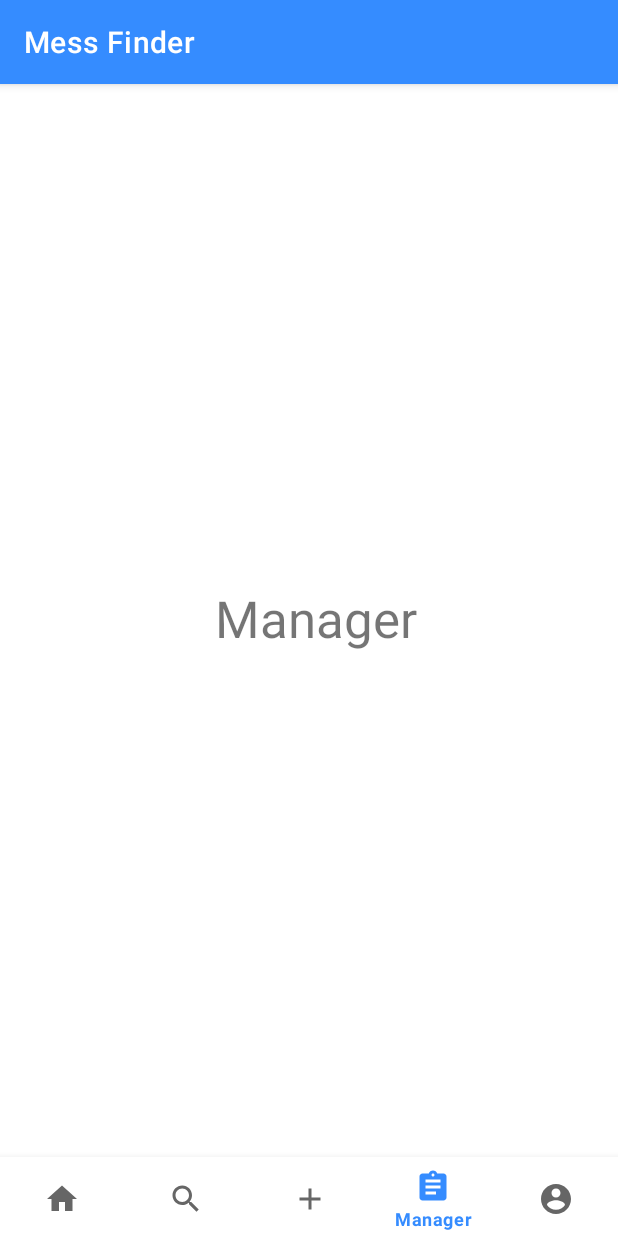
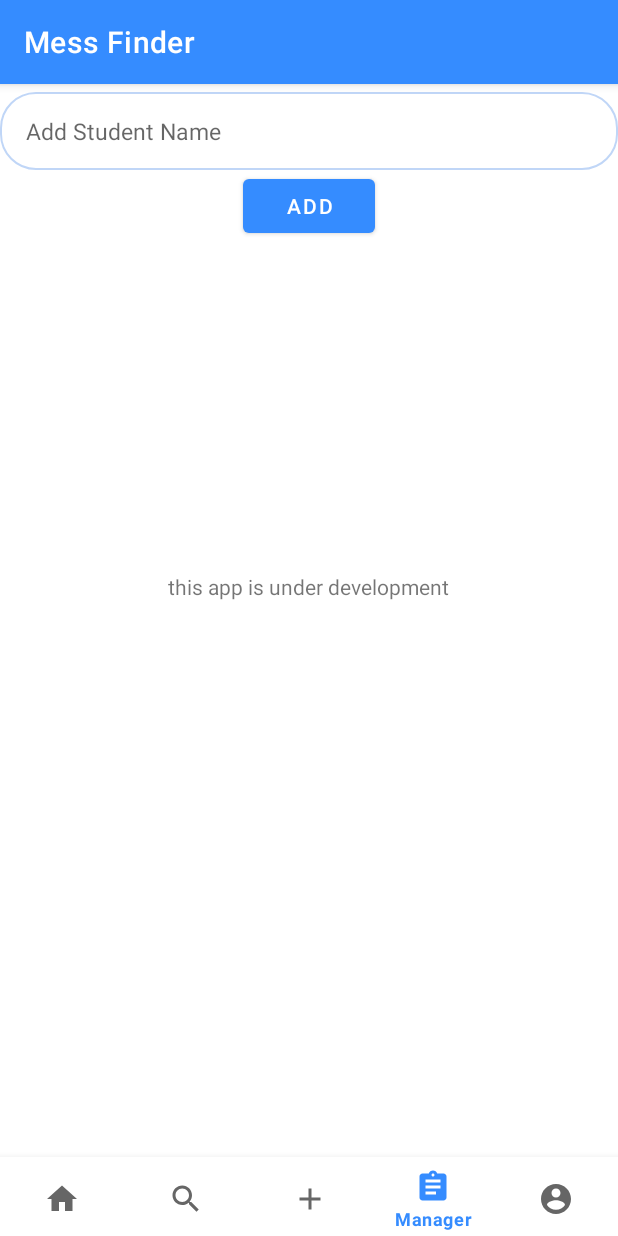
Before and after one commit to bidyutmahato/Mess_Finder, an Android app: the screen it shows after launch once a user with an empty profile is signed in (MainActivity), item 4 of the bottom bar chosen, on a phone screen of 412 x 824 dp. Run offline under Robolectric (Android 15) with nearby library versions, the phone set to English and light mode, and no system bars; our stand-ins replace Firebase (no records; nobody signed in at launch, a user with empty details on screens opened directly).

Commit message:
version 1.1.6

```diff
--- a/app/src/main/java/com/bidyut/messfinder/SignUpActivity.java
+++ b/app/src/main/java/com/bidyut/messfinder/SignUpActivity.java
@@ -48,15 +48,17 @@ public class SignUpActivity extends AppCompatActivity {
         progressDialog.setTitle("Creating...");
         progressDialog.setMessage("Creating your account...");
 
+
         binding.termsCondition.setOnClickListener(new View.OnClickListener() {
             @Override
             public void onClick(View view) {
 
 
-                Uri uri = Uri.parse("https://techbyts.in/mess-finder-terms-and-conditions/");
-                startActivity(new Intent(Intent.ACTION_VIEW,uri));
+               Uri uri = Uri.parse("https://techbyts.in/mess-finder-terms-and-conditions/");
+               startActivity(new Intent(Intent.ACTION_VIEW,uri));
             }
         });
+
 
 
         binding.btnSignUp.setOnClickListener(new View.OnClickListener() {
--- a/app/src/main/java/com/bidyut/messfinder/SplashActivity.java
+++ b/app/src/main/java/com/bidyut/messfinder/SplashActivity.java
@@ -28,6 +28,6 @@ public class SplashActivity extends AppCompatActivity {
                 startActivity(intent);
                 finish();
             }
-        },2650);
+        },1000);
     }
 }
--- a/app/src/main/res/layout/fragment_manager.xml
+++ b/app/src/main/res/layout/fragment_manager.xml
@@ -1,16 +1,43 @@
 <?xml version="1.0" encoding="utf-8"?>
-<FrameLayout xmlns:android="http://schemas.android.com/apk/res/android"
+<RelativeLayout xmlns:android="http://schemas.android.com/apk/res/android"
     xmlns:tools="http://schemas.android.com/tools"
     android:layout_width="match_parent"
     android:layout_height="match_parent"
     tools:context=".Manager">
 
-    <!-- TODO: Update blank fragment layout -->
-    <TextView
+    <LinearLayout
+        android:orientation="vertical"
         android:layout_width="match_parent"
-        android:layout_height="match_parent"
-        android:gravity="center"
-        android:textSize="34dp"
-        android:text=" Manager" />
+        android:layout_height="wrap_content">
 
-</FrameLayout>
+    <EditText
+        android:id="@+id/add_Student_name"
+        android:layout_width="match_parent"
+        android:layout_height="wrap_content"
+        android:background="@drawable/blue_border_rounded_cornwe"
+        android:layout_marginTop="5dp"
+        android:hint="Add Student Name "
+        android:paddingLeft="17dp"
+        android:paddingTop="15dp"
+        android:paddingBottom="15dp"
+        android:textSize="15sp"
+        tools:ignore="TouchTargetSizeCheck" />
+    <Button
+        android:id="@+id/add_Student"
+        android:layout_width="wrap_content"
+        android:layout_height="wrap_content"
+        android:text="ADD"
+        android:layout_gravity="center"/>
+
+        <TextView
+            android:layout_gravity="center"
+            android:layout_marginTop="220dp"
+            android:layout_width="wrap_content"
+            android:layout_height="wrap_content"
+            android:text="this app is under development"/>
+
+    </LinearLayout>
+
+
+
+</RelativeLayout>
```
